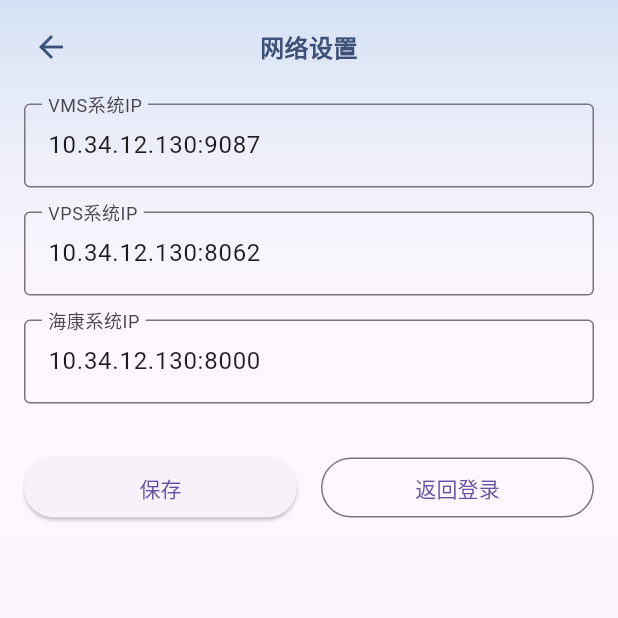
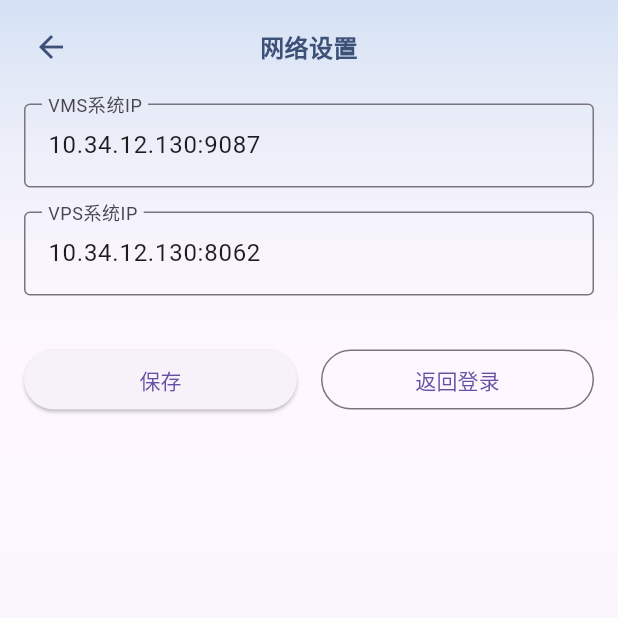
Before and after one commit to violet000/itms_mobile, a Flutter app: the NetworkSettingsPage screen opened directly, on a phone screen of 412 x 824 dp, the top half of it. Run offline on Flutter 3.47's test engine with Material 2 defaults, Android fonts, the phone set to English and light mode, and no system bars; our stand-ins replace convert, dio, file_picker, flutter_easyloading, flutter_svg, shared_preferences and 1 more; missing offline and left inert: sm_crypto; accounts and stored records are empty; project files that could hold a hidden picture were left out.

Commit message:
fix (移除): 移除网络配置文件

```diff
--- a/lib/presentation/pages/setting/network_settings_page.dart
+++ b/lib/presentation/pages/setting/network_settings_page.dart
@@ -13,11 +13,9 @@ class NetworkSettingsPage extends StatefulWidget {
 class _NetworkSettingsPageState extends State<NetworkSettingsPage> {
   final _formKey = GlobalKey<FormState>();
   final TextEditingController _vmsIpController = TextEditingController();
-  final TextEditingController _hikIpController = TextEditingController();
   final TextEditingController _vpsIpController = TextEditingController();
 
   static const String vmsKey = 'network_vms_ip';
-  static const String hikKey = 'network_hik_ip';
   static const String vpsKey = 'network_vps_ip';
 
   @override
@@ -30,7 +28,6 @@ class _NetworkSettingsPageState extends State<NetworkSettingsPage> {
     final SharedPreferences prefs = await SharedPreferences.getInstance();
     _vmsIpController.text = prefs.getString(vmsKey) ?? '10.34.12.130:9087';
     _vpsIpController.text = prefs.getString(vpsKey) ?? '10.34.12.130:8062';
-    _hikIpController.text = prefs.getString(hikKey) ?? '10.34.12.130:8000';
   }
 
   Future<void> _saveConfig() async {
@@ -38,7 +35,6 @@ class _NetworkSettingsPageState extends State<NetworkSettingsPage> {
       final SharedPreferences prefs = await SharedPreferences.getInstance();
       await prefs.setString(vmsKey, _vmsIpController.text);
       await prefs.setString(vpsKey, _vpsIpController.text);
-      await prefs.setString(hikKey, _hikIpController.text);
       DioServiceManager().clearAllServices();
       Navigator.pushNamedAndRemoveUntil(context, '/login', (route) => false);
       ScaffoldMessenger.of(context).showSnackBar(
@@ -91,20 +87,6 @@ class _NetworkSettingsPageState extends State<NetworkSettingsPage> {
                   return null;
                 },
               ),
-              const SizedBox(height: 16),
-              TextFormField(
-                controller: _hikIpController,
-                decoration: const InputDecoration(
-                  labelText: '海康系统IP',
-                  border: OutlineInputBorder(),
-                ),
-                validator: (value) {
-                  if (value == null || value.isEmpty) {
-                    return '请输入海康系统IP';
-                  }
-                  return null;
-                },
-              ),
               const SizedBox(height: 32),
               Row(
                 children: [
@@ -133,7 +115,6 @@ class _NetworkSettingsPageState extends State<NetworkSettingsPage> {
   @override
   void dispose() {
     _vmsIpController.dispose();
-    _hikIpController.dispose();
     super.dispose();
   }
 }
```
